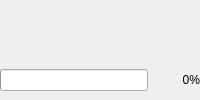
The window that tools/installer/ProgressForm.ui (enhantica/edi) describes before a commit, drawn with Qt 5.
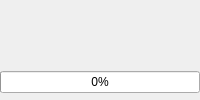
The same window after the commit.

The edit to the form file:
```diff
--- a/tools/installer/ProgressForm.ui
+++ b/tools/installer/ProgressForm.ui
@@ -43,7 +43,7 @@
       <number>0</number>
      </property>
      <property name="bottomMargin">
-      <number>8</number>
+      <number>24</number>
      </property>
      <item>
       <widget class="QLabel" name="EdiProgressLogo"/>
@@ -54,37 +54,17 @@
     <widget class="QLabel" name="EdiProgressStatus"/>
    </item>
    <item>
-    <layout class="QHBoxLayout" name="ProgressLayout">
-     <property name="spacing">
-      <number>8</number>
-     </property>
-     <item>
       <widget class="QProgressBar" name="EdiProgressBar">
        <property name="textVisible">
-        <bool>false</bool>
+      <bool>true</bool>
+     </property>
+     <property name="format">
+      <string>%p%</string>
        </property>
        <property name="value">
         <number>0</number>
        </property>
       </widget>
-     </item>
-     <item>
-      <widget class="QLabel" name="EdiProgressPercent">
-       <property name="minimumSize">
-        <size>
-         <width>44</width>
-         <height>0</height>
-        </size>
-       </property>
-       <property name="alignment">
-        <set>Qt::AlignRight|Qt::AlignVCenter</set>
-       </property>
-       <property name="text">
-        <string>0%</string>
-       </property>
-      </widget>
-     </item>
-    </layout>
    </item>
    <item>
     <spacer name="ProgressSpacer">
```
Left out of the diff: 4 changed lines with no effect on the pictures. Lines whose indentation alone changed are shown as unchanged.
